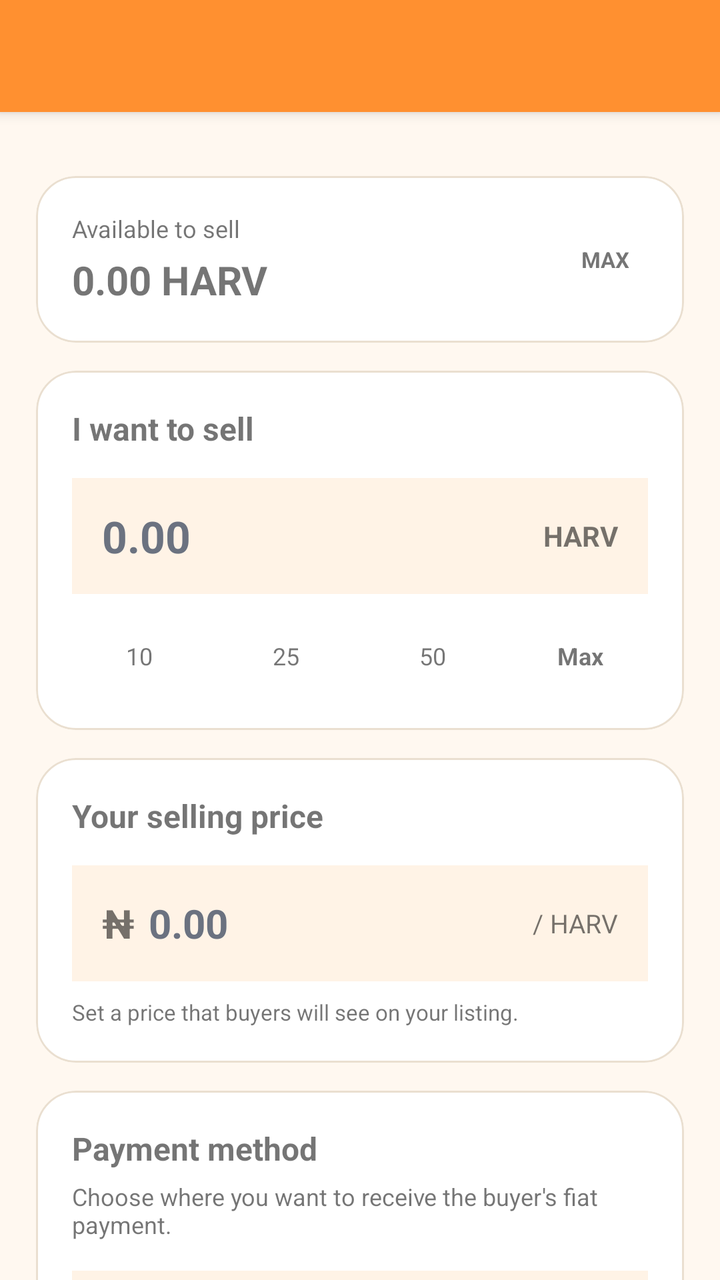
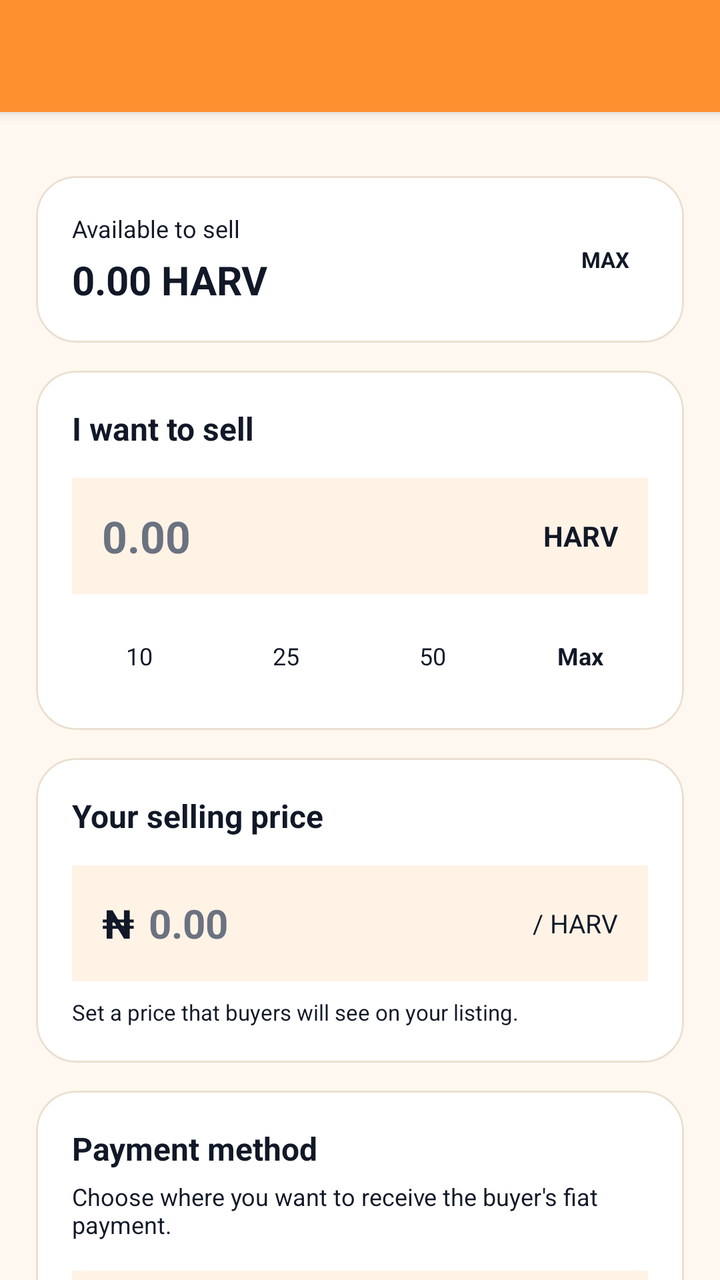

Compare the two renders of this Android layout. The source of the first and the diff that turns it into the second are given below.
<!-- AndroidManifest.xml: application theme AppTheme -->
<!-- res/layout/p2p_sell_order.xml -->
<androidx.coordinatorlayout.widget.CoordinatorLayout
	xmlns:android="http://schemas.android.com/apk/res/android"
	xmlns:app="http://schemas.android.com/apk/res-auto"
	xmlns:tools="http://schemas.android.com/tools"
	android:id="@+id/_coordinator"
	android:layout_width="match_parent"
	android:layout_height="match_parent">
	<com.google.android.material.appbar.AppBarLayout
		android:id="@+id/_app_bar"
		android:layout_width="match_parent"
		android:layout_height="wrap_content"
		android:theme="@style/AppTheme.AppBarOverlay">
		<androidx.appcompat.widget.Toolbar
			android:id="@+id/_toolbar"
			android:layout_width="match_parent"
			android:layout_height="?attr/actionBarSize"
			android:background="?attr/appBarColor"
			app:popupTheme="@style/AppTheme.PopupOverlay" />
	</com.google.android.material.appbar.AppBarLayout>
	<androidx.core.widget.NestedScrollView
		android:layout_width="match_parent"
		android:layout_height="match_parent"
		android:background="@color/colorP2pBg"
		android:fillViewport="true"
		android:clipToPadding="false"
		app:layout_behavior="@string/appbar_scrolling_view_behavior">
		<LinearLayout
			android:id="@+id/sell_order_root"
			android:layout_width="match_parent"
			android:layout_height="wrap_content"
			android:paddingTop="16dp"
			android:paddingBottom="36dp"
			android:orientation="vertical"
			android:paddingStart="18dp"
			android:paddingEnd="18dp">
			<com.google.android.material.card.MaterialCardView
				android:id="@+id/card_sell_available"
				android:layout_width="match_parent"
				android:layout_height="wrap_content"
				android:layout_marginTop="16dp"
				app:cardBackgroundColor="@color/colorP2pSurface"
				app:cardCornerRadius="20dp"
				app:cardElevation="0dp"
				app:strokeColor="@color/colorP2pBorder"
				app:strokeWidth="1dp">
				<LinearLayout
					android:id="@+id/linear193"
					android:layout_width="match_parent"
					android:layout_height="wrap_content"
					android:padding="18dp"
					android:gravity="center_vertical"
					android:orientation="horizontal">
					<LinearLayout
						android:id="@+id/linear194"
						android:layout_width="0dp"
						android:layout_height="wrap_content"
						android:orientation="vertical"
						android:layout_weight="1">
						<TextView
							android:id="@+id/textview111"
							android:layout_width="wrap_content"
							android:layout_height="wrap_content"
							android:text="Available to sell"
							android:textSize="12sp" />
						<TextView
							android:id="@+id/tv_sell_available_ajc"
							android:layout_width="wrap_content"
							android:layout_height="wrap_content"
							android:layout_marginTop="4dp"
							android:text="0.00 HARV"
							android:textSize="20sp"
							android:textStyle="bold" />
					</LinearLayout>
					<TextView
						android:id="@+id/tv_sell_max_hint"
						android:layout_width="wrap_content"
						android:layout_height="wrap_content"
						android:padding="9dp"
						android:text="MAX"
						android:textSize="11sp"
						android:textStyle="bold" />
				</LinearLayout>
			</com.google.android.material.card.MaterialCardView>
			<com.google.android.material.card.MaterialCardView
				android:id="@+id/card_sell_amount"
				android:layout_width="match_parent"
				android:layout_height="wrap_content"
				android:layout_marginTop="14dp"
				app:cardBackgroundColor="@color/colorP2pSurface"
				app:cardCornerRadius="20dp"
				app:cardElevation="0dp"
				app:strokeColor="@color/colorP2pBorder"
				app:strokeWidth="1dp">
				<LinearLayout
					android:id="@+id/linear195"
					android:layout_width="match_parent"
					android:layout_height="wrap_content"
					android:padding="18dp"
					android:orientation="vertical">
					<TextView
						android:id="@+id/textview112"
						android:layout_width="wrap_content"
						android:layout_height="wrap_content"
						android:text="I want to sell"
						android:textSize="16sp"
						android:textStyle="bold" />
					<LinearLayout
						android:id="@+id/linear196"
						android:layout_width="match_parent"
						android:layout_height="58dp"
						android:layout_marginTop="14dp"
						android:background="@color/colorP2pSurfaceAlt"
						android:gravity="center_vertical"
						android:orientation="horizontal"
						android:paddingStart="15dp"
						android:paddingEnd="15dp">
						<EditText
							android:id="@+id/et_sell_amount"
							android:layout_width="0dp"
							android:layout_height="match_parent"
							android:background="@android:color/transparent"
							android:textSize="22sp"
							android:textStyle="bold"
							android:hint="0.00"
							android:inputType="numberDecimal"
							android:layout_weight="1"
							android:maxLines="1" />
						<TextView
							android:id="@+id/textview113"
							android:layout_width="wrap_content"
							android:layout_height="wrap_content"
							android:text="HARV"
							android:textSize="14sp"
							android:textStyle="bold" />
					</LinearLayout>
					<TextView
						android:id="@+id/tv_sell_amount_error"
						android:layout_width="match_parent"
						android:layout_height="wrap_content"
						android:layout_marginTop="7dp"
						android:textSize="11sp"
						android:visibility="gone" />
					<LinearLayout
						android:id="@+id/layout_sell_presets"
						android:layout_width="match_parent"
						android:layout_height="wrap_content"
						android:layout_marginTop="12dp"
						android:gravity="center_vertical"
						android:orientation="horizontal">
						<TextView
							android:id="@+id/tv_sell_preset_1"
							android:layout_width="0dp"
							android:layout_height="38dp"
							android:gravity="center_horizontal|center_vertical"
							android:text="10"
							android:textSize="12sp"
							android:layout_weight="1" />
						<TextView
							android:id="@+id/tv_sell_preset_2"
							android:layout_width="0dp"
							android:layout_height="38dp"
							android:gravity="center_horizontal|center_vertical"
							android:text="25"
							android:textSize="12sp"
							android:layout_weight="1"
							android:layout_marginStart="6dp" />
						<TextView
							android:id="@+id/tv_sell_preset_3"
							android:layout_width="0dp"
							android:layout_height="38dp"
							android:gravity="center_horizontal|center_vertical"
							android:text="50"
							android:textSize="12sp"
							android:layout_weight="1"
							android:layout_marginStart="6dp" />
						<TextView
							android:id="@+id/tv_sell_preset_max"
							android:layout_width="0dp"
							android:layout_height="38dp"
							android:gravity="center_horizontal|center_vertical"
							android:text="Max"
							android:textSize="12sp"
							android:textStyle="bold"
							android:layout_weight="1"
							android:layout_marginStart="6dp" />
					</LinearLayout>
				</LinearLayout>
			</com.google.android.material.card.MaterialCardView>
			<com.google.android.material.card.MaterialCardView
				android:id="@+id/card_sell_price"
				android:layout_width="match_parent"
				android:layout_height="wrap_content"
				android:layout_marginTop="14dp"
				app:cardBackgroundColor="@color/colorP2pSurface"
				app:cardCornerRadius="20dp"
				app:cardElevation="0dp"
				app:strokeColor="@color/colorP2pBorder"
				app:strokeWidth="1dp">
				<LinearLayout
					android:id="@+id/linear197"
					android:layout_width="match_parent"
					android:layout_height="wrap_content"
					android:padding="18dp"
					android:orientation="vertical">
					<TextView
						android:id="@+id/textview114"
						android:layout_width="wrap_content"
						android:layout_height="wrap_content"
						android:text="Your selling price"
						android:textSize="16sp"
						android:textStyle="bold" />
					<LinearLayout
						android:id="@+id/linear198"
						android:layout_width="match_parent"
						android:layout_height="58dp"
						android:layout_marginTop="14dp"
						android:background="@color/colorP2pSurfaceAlt"
						android:gravity="center_vertical"
						android:orientation="horizontal"
						android:paddingStart="15dp"
						android:paddingEnd="15dp">
						<TextView
							android:id="@+id/textview115"
							android:layout_width="wrap_content"
							android:layout_height="wrap_content"
							android:text="₦"
							android:textSize="20sp"
							android:textStyle="bold" />
						<EditText
							android:id="@+id/et_sell_price"
							android:layout_width="0dp"
							android:layout_height="match_parent"
							android:background="@android:color/transparent"
							android:textSize="20sp"
							android:textStyle="bold"
							android:hint="0.00"
							android:inputType="numberDecimal"
							android:layout_weight="1"
							android:layout_marginStart="7dp"
							android:maxLines="1" />
						<TextView
							android:id="@+id/textview116"
							android:layout_width="wrap_content"
							android:layout_height="wrap_content"
							android:text="/ HARV"
							android:textSize="13sp" />
					</LinearLayout>
					<TextView
						android:id="@+id/tv_sell_price_hint"
						android:layout_width="match_parent"
						android:layout_height="wrap_content"
						android:layout_marginTop="8dp"
						android:text="Set a price that buyers will see on your listing."
						android:textSize="11sp" />
				</LinearLayout>
			</com.google.android.material.card.MaterialCardView>
			<com.google.android.material.card.MaterialCardView
				android:id="@+id/card_sell_payment_method"
				android:layout_width="match_parent"
				android:layout_height="wrap_content"
				android:layout_marginTop="14dp"
				app:cardBackgroundColor="@color/colorP2pSurface"
				app:cardCornerRadius="20dp"
				app:cardElevation="0dp"
				app:strokeColor="@color/colorP2pBorder"
				app:strokeWidth="1dp">
				<LinearLayout
					android:id="@+id/linear199"
					android:layout_width="match_parent"
					android:layout_height="wrap_content"
					android:padding="18dp"
					android:orientation="vertical">
					<TextView
						android:id="@+id/textview117"
						android:layout_width="wrap_content"
						android:layout_height="wrap_content"
						android:text="Payment method"
						android:textSize="16sp"
						android:textStyle="bold" />
					<TextView
						android:id="@+id/tv_sell_payment_method_description"
						android:layout_width="match_parent"
						android:layout_height="wrap_content"
						android:layout_marginTop="5dp"
						android:text="Choose where you want to receive the buyer's fiat payment."
						android:textSize="12sp" />
					<LinearLayout
						android:id="@+id/layout_sell_payment_account"
						android:layout_width="match_parent"
						android:layout_height="wrap_content"
						android:layout_marginTop="15dp"
						android:padding="14dp"
						android:background="@color/colorP2pSurfaceAlt"
						android:gravity="center_vertical"
						android:orientation="horizontal">
						<LinearLayout
							android:id="@+id/linear200"
							android:layout_width="0dp"
							android:layout_height="wrap_content"
							android:orientation="vertical"
							android:layout_weight="1">
							<TextView
								android:id="@+id/tv_sell_bank_name"
								android:layout_width="wrap_content"
								android:layout_height="wrap_content"
								android:text="Select payment account"
								android:textSize="14sp"
								android:textStyle="bold" />
							<TextView
								android:id="@+id/tv_sell_account_preview"
								android:layout_width="wrap_content"
								android:layout_height="wrap_content"
								android:layout_marginTop="4dp"
								android:text="No account selected"
								android:textSize="12sp" />
						</LinearLayout>
						<TextView
							android:id="@+id/tv_sell_change_account"
							android:layout_width="wrap_content"
							android:layout_height="wrap_content"
							android:text="CHANGE"
							android:textSize="10sp"
							android:textStyle="bold" />
					</LinearLayout>
				</LinearLayout>
			</com.google.android.material.card.MaterialCardView>
			<com.google.android.material.card.MaterialCardView
				android:id="@+id/card_sell_preview"
				android:layout_width="match_parent"
				android:layout_height="wrap_content"
				android:layout_marginTop="14dp"
				app:cardBackgroundColor="@color/colorP2pSurface"
				app:cardCornerRadius="20dp"
				app:cardElevation="0dp"
				app:strokeColor="@color/colorP2pBorder"
				app:strokeWidth="1dp">
				<LinearLayout
					android:id="@+id/linear201"
					android:layout_width="match_parent"
					android:layout_height="wrap_content"
					android:padding="18dp"
					android:orientation="vertical">
					<TextView
						android:id="@+id/textview118"
						android:layout_width="wrap_content"
						android:layout_height="wrap_content"
						android:text="Order preview"
						android:textSize="16sp"
						android:textStyle="bold" />
					<LinearLayout
						android:id="@+id/linear202"
						android:layout_width="match_parent"
						android:layout_height="wrap_content"
						android:layout_marginTop="17dp"
						android:orientation="horizontal">
						<TextView
							android:id="@+id/textview119"
							android:layout_width="0dp"
							android:layout_height="wrap_content"
							android:text="HARV amount"
							android:textSize="13sp"
							android:layout_weight="1" />
						<TextView
							android:id="@+id/tv_sell_preview_ajc"
							android:layout_width="wrap_content"
							android:layout_height="wrap_content"
							android:text="0.00 HARV"
							android:textSize="13sp"
							android:textStyle="bold" />
					</LinearLayout>
					<LinearLayout
						android:id="@+id/linear203"
						android:layout_width="match_parent"
						android:layout_height="wrap_content"
						android:layout_marginTop="10dp"
						android:orientation="horizontal">
						<TextView
							android:id="@+id/textview120"
							android:layout_width="0dp"
							android:layout_height="wrap_content"
							android:text="Unit price"
							android:textSize="13sp"
							android:layout_weight="1" />
						<TextView
							android:id="@+id/tv_sell_preview_price"
							android:layout_width="wrap_content"
							android:layout_height="wrap_content"
							android:text="₦0.00 / HARV"
							android:textSize="13sp" />
					</LinearLayout>
					<LinearLayout
						android:id="@+id/linear204"
						android:layout_width="match_parent"
						android:layout_height="wrap_content"
						android:layout_marginTop="10dp"
						android:orientation="horizontal">
						<TextView
							android:id="@+id/textview121"
							android:layout_width="0dp"
							android:layout_height="wrap_content"
							android:text="Gross fiat value"
							android:textSize="13sp"
							android:layout_weight="1" />
						<TextView
							android:id="@+id/tv_sell_preview_gross"
							android:layout_width="wrap_content"
							android:layout_height="wrap_content"
							android:text="₦0.00"
							android:textSize="13sp" />
					</LinearLayout>
					<LinearLayout
						android:id="@+id/row_sell_preview_fee"
						android:layout_width="match_parent"
						android:layout_height="wrap_content"
						android:layout_marginTop="10dp"
						android:orientation="horizontal">
						<TextView
							android:id="@+id/textview122"
							android:layout_width="0dp"
							android:layout_height="wrap_content"
							android:text="Maker fee"
							android:textSize="13sp"
							android:layout_weight="1" />
						<TextView
							android:id="@+id/tv_sell_preview_fee"
							android:layout_width="wrap_content"
							android:layout_height="wrap_content"
							android:text="Calculated automatically"
							android:textSize="12sp" />
					</LinearLayout>
					<View
						android:id="@+id/view205"
						android:layout_width="match_parent"
						android:layout_height="1dp"
						android:layout_marginTop="16dp"
						android:background="@color/colorP2pBorder" />
					<LinearLayout
						android:id="@+id/linear206"
						android:layout_width="match_parent"
						android:layout_height="wrap_content"
						android:layout_marginTop="14dp"
						android:orientation="horizontal">
						<TextView
							android:id="@+id/textview123"
							android:layout_width="0dp"
							android:layout_height="wrap_content"
							android:text="Expected fiat"
							android:textSize="13sp"
							android:layout_weight="1" />
						<TextView
							android:id="@+id/tv_sell_preview_receive"
							android:layout_width="wrap_content"
							android:layout_height="wrap_content"
							android:text="₦0.00"
							android:textSize="17sp"
							android:textStyle="bold" />
					</LinearLayout>
				</LinearLayout>
			</com.google.android.material.card.MaterialCardView>
			<com.google.android.material.card.MaterialCardView
				android:id="@+id/card_sell_conditions"
				android:layout_width="match_parent"
				android:layout_height="wrap_content"
				android:layout_marginTop="14dp"
				app:cardBackgroundColor="@color/colorP2pSurface"
				app:cardCornerRadius="20dp"
				app:cardElevation="0dp"
				app:strokeColor="@color/colorP2pBorder"
				app:strokeWidth="1dp">
				<LinearLayout
					android:id="@+id/linear207"
					android:layout_width="match_parent"
					android:layout_height="wrap_content"
					android:padding="18dp"
					android:orientation="vertical">
					<TextView
						android:id="@+id/textview124"
						android:layout_width="wrap_content"
						android:layout_height="wrap_content"
						android:text="Selling conditions"
						android:textSize="16sp"
						android:textStyle="bold" />
					<TextView
						android:id="@+id/tv_sell_condition_limits"
						android:layout_width="match_parent"
						android:layout_height="wrap_content"
						android:layout_marginTop="12dp"
						android:text="Minimum order: 0 HARV\nMaximum order: 0 HARV"
						android:textSize="12sp"
						android:lineSpacingExtra="4dp" />
					<TextView
						android:id="@+id/tv_sell_condition_window"
						android:layout_width="match_parent"
						android:layout_height="wrap_content"
						android:layout_marginTop="9dp"
						android:text="Payment window: 30 minutes"
						android:textSize="12sp" />
				</LinearLayout>
			</com.google.android.material.card.MaterialCardView>
			<com.google.android.material.card.MaterialCardView
				android:id="@+id/card_sell_protection"
				android:layout_width="match_parent"
				android:layout_height="wrap_content"
				android:layout_marginTop="14dp"
				app:cardBackgroundColor="@color/colorP2pSurface"
				app:cardCornerRadius="18dp"
				app:cardElevation="0dp"
				app:strokeColor="@color/colorP2pAccent"
				app:strokeWidth="1dp">
				<LinearLayout
					android:id="@+id/linear208"
					android:layout_width="match_parent"
					android:layout_height="wrap_content"
					android:padding="16dp"
					android:orientation="horizontal">
					<TextView
						android:id="@+id/textview125"
						android:layout_width="32dp"
						android:layout_height="32dp"
						android:gravity="center_horizontal|center_vertical"
						android:text="✓"
						android:textSize="17sp"
						android:textStyle="bold" />
					<LinearLayout
						android:id="@+id/linear209"
						android:layout_width="0dp"
						android:layout_height="wrap_content"
						android:orientation="vertical"
						android:layout_weight="1"
						android:layout_marginStart="10dp">
						<TextView
							android:id="@+id/textview126"
							android:layout_width="wrap_content"
							android:layout_height="wrap_content"
							android:text="Protected by blockchain escrow"
							android:textSize="13sp"
							android:textStyle="bold" />
						<TextView
							android:id="@+id/tv_sell_protection_description"
							android:layout_width="match_parent"
							android:layout_height="wrap_content"
							android:layout_marginTop="4dp"
							android:text="When a trade is created, the required HARV is secured through the escrow process before the transaction proceeds."
							android:textSize="11sp"
							android:lineSpacingExtra="2dp" />
					</LinearLayout>
				</LinearLayout>
			</com.google.android.material.card.MaterialCardView>
			<com.google.android.material.button.MaterialButton
				android:id="@+id/btn_create_sell_order"
				android:layout_width="match_parent"
				android:layout_height="56dp"
				android:layout_marginTop="18dp"
				android:text="Create Sell Order"
				android:textSize="15sp"
				android:textStyle="bold"
				android:textAllCaps="false"
				app:backgroundTint="@color/colorP2pAccent"
				app:cornerRadius="16dp" />
			<TextView
				android:id="@+id/tv_sell_order_note"
				android:layout_width="match_parent"
				android:layout_height="wrap_content"
				android:layout_marginTop="9dp"
				android:gravity="center_horizontal|center_vertical"
				android:text="Your order will become available to eligible buyers after validation."
				android:textSize="11sp" />
		</LinearLayout>
	</androidx.core.widget.NestedScrollView>
</androidx.coordinatorlayout.widget.CoordinatorLayout>
<!-- resources referenced by this layout -->
<resources>
  <style name="AppTheme" parent="Theme.MaterialComponents.DayNight.NoActionBar">
          <item name="appBarColor">@color/colorAccent</item>
          <item name="onAppBarColor">@color/colorTextOnAccent</item>
          <item name="colorSecondary">@color/colorAccent</item>
          <item name="colorOnSecondary">@color/colorTextOnAccent</item>
          <item name="colorPrimaryVariant">@color/colorAccentDark</item>
          <item name="colorSecondaryVariant">@color/colorAccentDark</item>
          <item name="colorError">@color/colorError</item>
          <item name="colorOnError">@color/colorTextPrimaryWhite</item>
          <item name="colorControlActivated">@color/colorAccent</item>
          <item name="colorControlNormal">@color/colorControlNormal</item>
          <item name="colorControlHighlight">@color/colorAccentRipple</item>
          <item name="android:textColorHighlight">@color/colorAccentStroke</item>
          <item name="android:textColorLink">@color/colorAccentStrong</item>
          <item name="android:editTextColor">@color/colorTextPrimary</item>
          <item name="android:navigationBarColor">@color/colorBackground</item>
          <item name="colorPrimary">@color/colorAccent</item>
          <item name="colorPrimaryDark">@color/colorAccentStrong</item>
          <item name="colorAccent">@color/colorAccent</item>
          <item name="colorSurface">@color/colorSurface</item>
          <item name="colorOnPrimary">@color/colorTextOnAccent</item>
          <item name="colorOnSurface">@color/colorTextPrimary</item>
          <item name="colorOnBackground">@color/colorTextPrimary</item>
          <item name="colorOnSurfaceVariant">@color/colorTextSecondary</item>
          <item name="android:textColorPrimary">@color/colorTextPrimary</item>
          <item name="android:textColorSecondary">@color/colorTextSecondary</item>
          <item name="android:textColorHint">@color/colorTextTertiary</item>
          <item name="android:statusBarColor">?attr/appBarColor</item>
          <item name="android:windowLightStatusBar">true</item>
          <item name="android:windowBackground">@color/colorBackground</item>
          <item name="alertDialogTheme">@style/AjooAlertDialog</item>
          <item name="materialAlertDialogTheme">@style/AjooAlertDialog</item>
          <item name="bottomSheetDialogTheme">@style/AjooBottomSheetDialog</item>
      </style>
  <style name="AjooAlertDialog" parent="ThemeOverlay.MaterialComponents.MaterialAlertDialog">
          <item name="colorPrimary">@color/colorAccent</item>
          <item name="colorAccent">@color/colorAccent</item>
          <item name="colorSurface">@color/colorSurface</item>
          <item name="colorOnPrimary">@color/colorTextOnAccent</item>
          <item name="colorOnSurface">@color/colorTextPrimary</item>
          <item name="android:textColorPrimary">@color/colorTextPrimary</item>
          <item name="android:textColor">@color/colorTextPrimary</item>
          <item name="android:windowBackground">@color/colorSurface</item>
          <item name="buttonBarPositiveButtonStyle">@style/AjooDialogButton</item>
          <item name="buttonBarNegativeButtonStyle">@style/AjooDialogButton</item>
          <item name="buttonBarNeutralButtonStyle">@style/AjooDialogButton</item>
      </style>
  <style name="AjooBottomSheetDialog" parent="ThemeOverlay.MaterialComponents.BottomSheetDialog">
          <item name="colorPrimary">@color/colorAccent</item>
          <item name="colorAccent">@color/colorAccent</item>
          <item name="colorSurface">@color/colorSurface</item>
          <item name="colorOnPrimary">@color/colorTextOnAccent</item>
          <item name="colorOnSurface">@color/colorTextPrimary</item>
          <item name="colorOnSurfaceVariant">@color/colorTextSecondary</item>
          <item name="android:textColorPrimary">@color/colorTextPrimary</item>
          <item name="bottomSheetStyle">@style/AjooBottomSheetStyle</item>
      </style>
  <style name="AjooDialogButton" parent="Widget.MaterialComponents.Button.TextButton.Dialog">
          <item name="android:textColor">@color/colorAccent</item>
          <item name="android:minHeight">48dp</item>
      </style>
  <style name="AjooBottomSheetStyle" parent="Widget.MaterialComponents.BottomSheet.Modal">
          <item name="backgroundTint">?attr/colorSurface</item>
          <item name="shapeAppearanceOverlay">@style/AjooBottomSheetShape</item>
      </style>
  <style name="AjooBottomSheetShape" parent="">
          <item name="cornerFamily">rounded</item>
          <item name="cornerSizeTopLeft">20dp</item>
          <item name="cornerSizeTopRight">20dp</item>
          <item name="cornerSizeBottomLeft">0dp</item>
          <item name="cornerSizeBottomRight">0dp</item>
      </style>
  <!-- unchanged entries left out for length: 21 -->
</resources>

<!-- the commit's change to res/layout/p2p_sell_order.xml (unified diff, before → after) -->
@@ -63,7 +63,7 @@
 							android:text="Available to sell"
 							android:textSize="12sp" />
 						<TextView
-							android:id="@+id/tv_sell_available_ajc"
+							android:id="@+id/tv_sell_available_harv"
 							android:layout_width="wrap_content"
 							android:layout_height="wrap_content"
 							android:layout_marginTop="4dp"
@@ -361,7 +361,7 @@
 							android:textSize="13sp"
 							android:layout_weight="1" />
 						<TextView
-							android:id="@+id/tv_sell_preview_ajc"
+							android:id="@+id/tv_sell_preview_harv"
 							android:layout_width="wrap_content"
 							android:layout_height="wrap_content"
 							android:text="0.00 HARV"
<!-- resource entries referenced after the edit -->
@@ -1,6 +1,8 @@
 <!-- resources referenced by this layout -->
 <resources>
   <style name="AppTheme" parent="Theme.MaterialComponents.DayNight.NoActionBar">
+          
+          <item name="android:textViewStyle">@style/HarvannaTextView</item>
           <item name="appBarColor">@color/colorAccent</item>
           <item name="onAppBarColor">@color/colorTextOnAccent</item>
           <item name="colorSecondary">@color/colorAccent</item>
@@ -30,11 +32,14 @@
           <item name="android:statusBarColor">?attr/appBarColor</item>
           <item name="android:windowLightStatusBar">true</item>
           <item name="android:windowBackground">@color/colorBackground</item>
-          <item name="alertDialogTheme">@style/AjooAlertDialog</item>
-          <item name="materialAlertDialogTheme">@style/AjooAlertDialog</item>
-          <item name="bottomSheetDialogTheme">@style/AjooBottomSheetDialog</item>
+          <item name="alertDialogTheme">@style/HarvannaAlertDialog</item>
+          <item name="materialAlertDialogTheme">@style/HarvannaAlertDialog</item>
+          <item name="bottomSheetDialogTheme">@style/HarvannaBottomSheetDialog</item>
       </style>
-  <style name="AjooAlertDialog" parent="ThemeOverlay.MaterialComponents.MaterialAlertDialog">
+  <style name="HarvannaTextView" parent="android:Widget.TextView">
+          <item name="android:textColor">@color/colorTextPrimary</item>
+      </style>
+  <style name="HarvannaAlertDialog" parent="ThemeOverlay.MaterialComponents.MaterialAlertDialog">
           <item name="colorPrimary">@color/colorAccent</item>
           <item name="colorAccent">@color/colorAccent</item>
           <item name="colorSurface">@color/colorSurface</item>
@@ -43,11 +48,11 @@
           <item name="android:textColorPrimary">@color/colorTextPrimary</item>
           <item name="android:textColor">@color/colorTextPrimary</item>
           <item name="android:windowBackground">@color/colorSurface</item>
-          <item name="buttonBarPositiveButtonStyle">@style/AjooDialogButton</item>
-          <item name="buttonBarNegativeButtonStyle">@style/AjooDialogButton</item>
-          <item name="buttonBarNeutralButtonStyle">@style/AjooDialogButton</item>
+          <item name="buttonBarPositiveButtonStyle">@style/HarvannaDialogButton</item>
+          <item name="buttonBarNegativeButtonStyle">@style/HarvannaDialogButton</item>
+          <item name="buttonBarNeutralButtonStyle">@style/HarvannaDialogButton</item>
       </style>
-  <style name="AjooBottomSheetDialog" parent="ThemeOverlay.MaterialComponents.BottomSheetDialog">
+  <style name="HarvannaBottomSheetDialog" parent="ThemeOverlay.MaterialComponents.BottomSheetDialog">
           <item name="colorPrimary">@color/colorAccent</item>
           <item name="colorAccent">@color/colorAccent</item>
           <item name="colorSurface">@color/colorSurface</item>
@@ -55,17 +60,17 @@
           <item name="colorOnSurface">@color/colorTextPrimary</item>
           <item name="colorOnSurfaceVariant">@color/colorTextSecondary</item>
           <item name="android:textColorPrimary">@color/colorTextPrimary</item>
-          <item name="bottomSheetStyle">@style/AjooBottomSheetStyle</item>
+          <item name="bottomSheetStyle">@style/HarvannaBottomSheetStyle</item>
       </style>
-  <style name="AjooDialogButton" parent="Widget.MaterialComponents.Button.TextButton.Dialog">
+  <style name="HarvannaDialogButton" parent="Widget.MaterialComponents.Button.TextButton.Dialog">
           <item name="android:textColor">@color/colorAccent</item>
           <item name="android:minHeight">48dp</item>
       </style>
-  <style name="AjooBottomSheetStyle" parent="Widget.MaterialComponents.BottomSheet.Modal">
+  <style name="HarvannaBottomSheetStyle" parent="Widget.MaterialComponents.BottomSheet.Modal">
           <item name="backgroundTint">?attr/colorSurface</item>
-          <item name="shapeAppearanceOverlay">@style/AjooBottomSheetShape</item>
+          <item name="shapeAppearanceOverlay">@style/HarvannaBottomSheetShape</item>
       </style>
-  <style name="AjooBottomSheetShape" parent="">
+  <style name="HarvannaBottomSheetShape" parent="">
           <item name="cornerFamily">rounded</item>
           <item name="cornerSizeTopLeft">20dp</item>
           <item name="cornerSizeTopRight">20dp</item>
